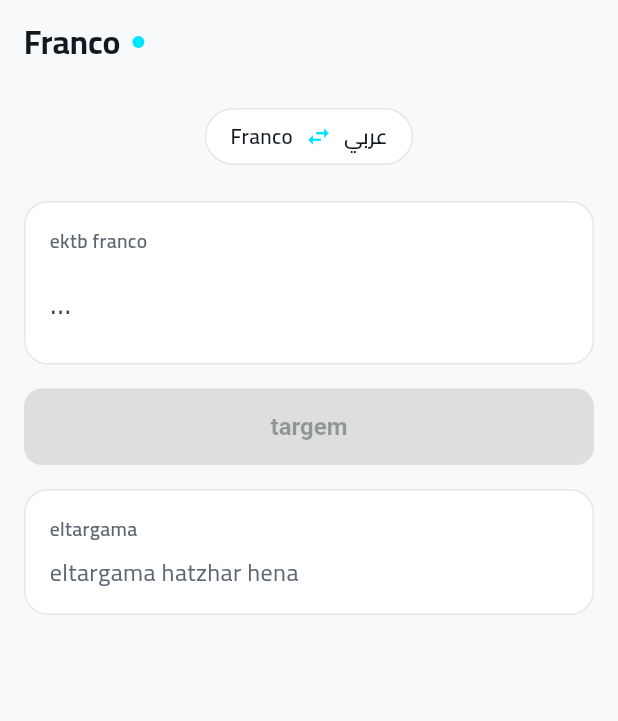
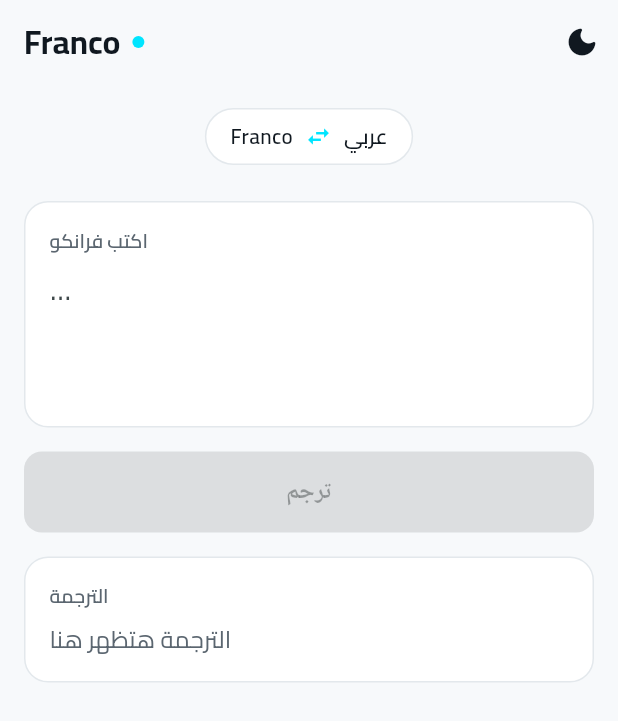
Before and after one commit to MoazReda/franco-translator-app, a Flutter app: the screen it shows after launch, on a phone screen of 412 x 824 dp. Shown: the top 721 px of the screen. Run offline on Flutter 3.47's test engine with Material 3 defaults, Android fonts, the phone set to English and light mode, and no system bars; our stand-ins replace shared_preferences; missing offline and left inert: flutter_onnxruntime.

Commit message:
Add persistent theme toggle and enlarge input/output panels

```diff
--- a/lib/main.dart
+++ b/lib/main.dart
@@ -5,13 +5,47 @@ import 'theme/app_colors.dart';
 import 'theme/app_spacing.dart';
 import 'widgets/text_panel.dart';
 import 'translator.dart';
+import 'settings_store.dart';
 
 void main() {
   runApp(const MyApp());
 }
 
-class MyApp extends StatelessWidget {
+class MyApp extends StatefulWidget {
   const MyApp({super.key});
+
+  @override
+  State<MyApp> createState() => _MyAppState();
+
+    /// بتبدّل الـ theme من أي مكان في التطبيق.
+  static void toggleTheme(BuildContext context) {
+    context.findAncestorStateOfType<_MyAppState>()?.toggleTheme();
+  }
+}
+
+class _MyAppState extends State<MyApp> {
+  ThemeMode _themeMode = ThemeMode.system;
+
+  @override
+  void initState() {
+    super.initState();
+    _loadTheme();
+  }
+
+  /// نقرا الـ theme المحفوظ عند بداية التطبيق
+  Future<void> _loadTheme() async {
+    final saved = await SettingsStore.loadThemeMode();
+    setState(() => _themeMode = saved);
+  }
+
+  /// نبدّل بين light و dark ونحفظ الاختيار
+  void toggleTheme() {
+    setState(() {
+      _themeMode =
+          _themeMode == ThemeMode.dark ? ThemeMode.light : ThemeMode.dark;
+    });
+    SettingsStore.saveThemeMode(_themeMode); // نحفظه على القرص
+  }
 
   @override
   Widget build(BuildContext context) {
@@ -20,7 +54,7 @@ class MyApp extends StatelessWidget {
       debugShowCheckedModeBanner: false,
       theme: AppTheme.light(),
       darkTheme: AppTheme.dark(),
-      themeMode: ThemeMode.system,
+      themeMode: _themeMode, // بقى متغيّر بدل الثابت
       home: const TranslateScreen(),
     );
   }
@@ -123,9 +157,9 @@ class _TranslateScreenState extends State<TranslateScreen> {
     final c = AppColors.of(Theme.of(context).brightness);
     // الليبلات تتكلم بلغة الاتجاه الحالي:
     // franco->عربي: بالفرانكو | عربي->franco: بالعربي
-    final srcLabel = _isFrancoToArabic ? 'ektb franco' : 'اكتب عربي';
-    final buttonLabel = _isFrancoToArabic ? 'targem' : 'ترجم';
-    final outputLabel = _isFrancoToArabic ? 'eltargama' : 'الترجمة';
+    final srcLabel = _isFrancoToArabic ? 'اكتب فرانكو' : 'ektb 3arabi';
+    final buttonLabel = _isFrancoToArabic ? 'ترجم' : 'targem';
+    final outputLabel = _isFrancoToArabic ? 'الترجمة' : 'eltargama';
     final outIsArabic = _isFrancoToArabic; // الناتج عربي في الاتجاه الأمامي
 
     return Scaffold(
@@ -145,6 +179,19 @@ class _TranslateScreenState extends State<TranslateScreen> {
               color: AppColors.brandCyan, shape: BoxShape.circle)),
           ],
         ),
+        actions: [
+          IconButton(
+            tooltip: 'Change mode',
+            icon: Icon(
+              // شمس في الغامق (يبدّل لفاتح)، قمر في الفاتح (يبدّل لغامق)
+              Theme.of(context).brightness == Brightness.dark
+                  ? Icons.light_mode_rounded
+                  : Icons.dark_mode_rounded,
+              color: c.textPrimary,
+            ),
+            onPressed: () => MyApp.toggleTheme(context),
+          ),
+        ],
       ),
       body: _loading
           ? const Center(child: CircularProgressIndicator(color: AppColors.brandCyan))
@@ -200,8 +247,8 @@ class _TranslateScreenState extends State<TranslateScreen> {
                           ),
                     child: TextField(
                       controller: _controller,
-                      maxLines: 3,
-                      minLines: 1,
+                      maxLines: 5,
+                      minLines: 3,
                       style: TextStyle(fontSize: AppFontSize.input, color: c.textPrimary),
                       textDirection: _isFrancoToArabic ? TextDirection.ltr : TextDirection.rtl,
                       decoration: const InputDecoration(
@@ -235,16 +282,23 @@ class _TranslateScreenState extends State<TranslateScreen> {
                                 size: 18, color: AppColors.brandCyan),
                           ),
                     child: _output.isEmpty
-                        ? Text(_isFrancoToArabic ? 'eltargama hatzhar hena' : 'الترجمة هتظهر هنا',
+                        ? Text(_isFrancoToArabic ? 'الترجمة هتظهر هنا' : 'eltargama hatzhar hena',
                             style: TextStyle(fontSize: AppFontSize.body, color: c.textSecondary))
-                        : Text(
+                                                : Container(
+                            constraints: const BoxConstraints(minHeight: 80),
+                            alignment: outIsArabic
+                                ? Alignment.topRight
+                                : Alignment.topLeft,
+                            child: Text(
                               _output,
                               style: TextStyle(
                                   fontSize: AppFontSize.output,
                                   color: c.textPrimary,
                                   height: 1.5),
-                            textDirection:
-                                outIsArabic ? TextDirection.rtl : TextDirection.ltr,
+                              textDirection: outIsArabic
+                                  ? TextDirection.rtl
+                                  : TextDirection.ltr,
+                            ),
                           ),
                   ),
                 ],
--- /dev/null
+++ b/lib/settings_store.dart
@@ -0,0 +1,29 @@
+import 'package:flutter/material.dart';
+import 'package:shared_preferences/shared_preferences.dart';
+
+/// بيحفظ ويقرا إعدادات التطبيق من قرص الموبايل (SharedPreferences).
+/// مصدر واحد للحقيقة لأي إعداد بيفضل محفوظ بعد قفل التطبيق.
+class SettingsStore {
+  static const _themeKey = 'theme_mode'; // اسم المفتاح في التخزين
+
+  /// بيحفظ اختيار الـ theme (light / dark / system).
+  static Future<void> saveThemeMode(ThemeMode mode) async {
+    final prefs = await SharedPreferences.getInstance();
+    // بنحفظه كنص عشان نقدر نقراه بسهولة
+    await prefs.setString(_themeKey, mode.name); // "light" / "dark" / "system"
+  }
+
+  /// بيقرا الـ theme المحفوظ. لو مفيش حاجة محفوظة، بيرجّع system (الافتراضي).
+  static Future<ThemeMode> loadThemeMode() async {
+    final prefs = await SharedPreferences.getInstance();
+    final saved = prefs.getString(_themeKey);
+    switch (saved) {
+      case 'light':
+        return ThemeMode.light;
+      case 'dark':
+        return ThemeMode.dark;
+      default:
+        return ThemeMode.system; // الافتراضي (يتبع الموبايل)
+    }
+  }
+}
--- a/pubspec.yaml
+++ b/pubspec.yaml
@@ -35,6 +35,7 @@ dependencies:
   # Use with the CupertinoIcons class for iOS style icons.
   cupertino_icons: ^1.0.8
   flutter_onnxruntime: ^1.8.5
+  shared_preferences: ^2.5.5
 
 dev_dependencies:
   flutter_test:
@@ -108,4 +109,4 @@ flutter_launcher_icons:
   image_path: "assets_icon/app_icon.png"
   min_sdk_android: 21
   adaptive_icon_background: "#101820"
-  adaptive_icon_foreground: "assets_icon/app_icon.png"
+  adaptive_icon_foreground: "assets_icon/app_icon_foreground.png"
```
Also changed, not shown: assets_icon/app_icon(2).png (added), assets_icon/app_icon.png, assets_icon/app_icon_foreground.png (added), pubspec.lock, 13 other files. Lines whose indentation alone changed are shown as unchanged.
